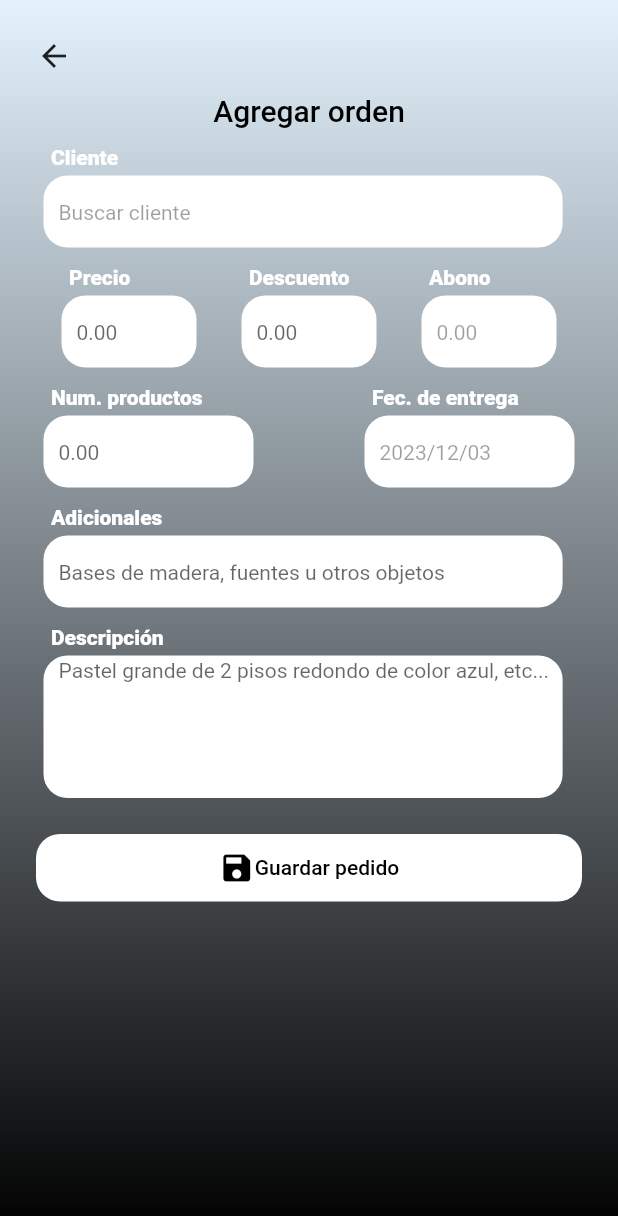
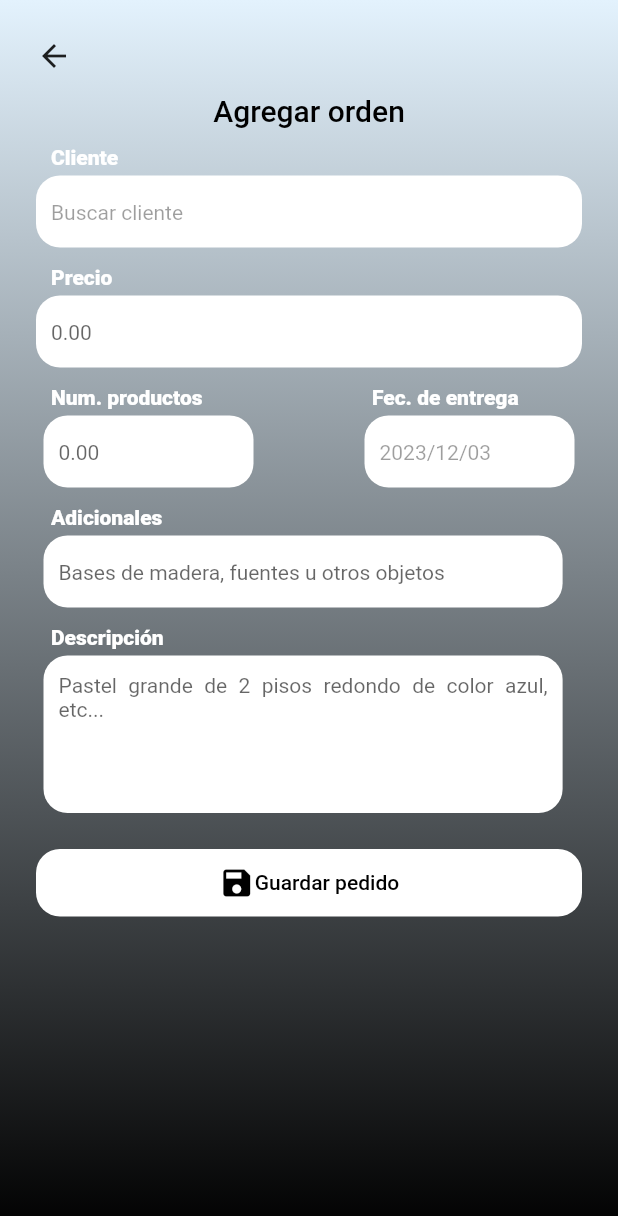
Before and after one commit to samuelsads/cakeshop-app, a Flutter app: the OrderNewPage screen opened directly, after a tap on "Guardar pedido", on a phone screen of 412 x 824 dp. Shown: the top 1216 px of the screen. Run offline on Flutter 3.47's test engine with Material 2 defaults, Android fonts, the phone set to English and light mode, and no system bars; our stand-ins replace animate_do, bloc, card_swiper, dio, equatable, flutter_bloc and 4 more; accounts and stored records are empty; network calls fail.

Commit message:
done clients, clients details, payments cards, payments

```diff
--- a/lib/presentation/screens/clients/client_page.dart
+++ b/lib/presentation/screens/clients/client_page.dart
@@ -221,10 +221,7 @@ class _ItemClient extends StatelessWidget {
                       context.select((ColorProvider value) => value.textColor)),
                 )),
             Container(
-                margin: const EdgeInsets.only(
-                    left: Margins.MARGIN_LEFT,
-                    right: Margins.MARING_RIGHT,
-                    top: 8),
+                margin: const EdgeInsets.only(top: 8),
                 child: Row(
                   mainAxisAlignment: MainAxisAlignment.center,
                   children: [
--- a/lib/presentation/screens/main_page.dart
+++ b/lib/presentation/screens/main_page.dart
@@ -75,7 +75,7 @@ class __NavigatorState extends State<_Navigator> {
         items: const [
           BottomNavigationBarItem(
               icon: Icon(Icons.check),
-              label: "Ordenes",
+              label: "Pedidos",
               backgroundColor: Colors.white),
           BottomNavigationBarItem(icon: Icon(Icons.people), label: "Clientes")
         ]);
--- a/lib/presentation/screens/orders/order_new_page.dart
+++ b/lib/presentation/screens/orders/order_new_page.dart
@@ -1,5 +1,6 @@
 import 'package:cakeshopapp/config/theme/boxdecoration_custom.dart';
 import 'package:cakeshopapp/config/theme/custom_styles.dart';
+import 'package:cakeshopapp/config/theme/margins.dart';
 import 'package:cakeshopapp/domain/entities/client.dart';
 import 'package:cakeshopapp/domain/entities/order.dart';
 import 'package:cakeshopapp/domain/entities/payment.dart';
@@ -30,14 +31,12 @@ class OrderNewPage extends StatefulWidget {
 }
 
 late TextEditingController priceController;
-late TextEditingController discountController;
 late TextEditingController advancedPaymentController;
 late TextEditingController numberOfProductController;
 late TextEditingController dateDeliveryController;
 late TextEditingController otherThingsController;
 late TextEditingController descriptionController;
 late TextEditingController clientController;
-late TextEditingController advancedPayment;
 late Client client;
 
 class _OrderNewPageState extends State<OrderNewPage> {
@@ -88,14 +87,12 @@ class _OrderNewPageState extends State<OrderNewPage> {
     });
 
     priceController = TextEditingController();
-    discountController = TextEditingController();
     advancedPaymentController = TextEditingController();
     numberOfProductController = TextEditingController();
     dateDeliveryController = TextEditingController();
     otherThingsController = TextEditingController();
     descriptionController = TextEditingController();
     clientController = TextEditingController();
-    advancedPayment = TextEditingController();
 
     editOrder();
   }
@@ -103,8 +100,7 @@ class _OrderNewPageState extends State<OrderNewPage> {
   void editOrder() {
     if (widget.update!) {
       priceController.text = (widget.orderUpd?.price ?? 0).toString();
-      discountController.text = (widget.orderUpd?.discount ?? 0).toString();
-      advancedPayment.text = (widget.orderUpd?.advancePayment ?? 0).toString();
+
       numberOfProductController.text =
           (widget.orderUpd?.totalProduct ?? 0).toString();
       dateDeliveryController.text = DateFormat('yyyy/MM/dd')
@@ -121,14 +117,12 @@ class _OrderNewPageState extends State<OrderNewPage> {
   @override
   void dispose() {
     priceController.dispose();
-    discountController.dispose();
     advancedPaymentController.dispose();
     numberOfProductController.dispose();
     dateDeliveryController.dispose();
     otherThingsController.dispose();
     descriptionController.dispose();
     clientController.dispose();
-    advancedPayment.dispose();
     super.dispose();
   }
 
@@ -172,46 +166,35 @@ class _OrderNewPageState extends State<OrderNewPage> {
                     mainAxisAlignment: MainAxisAlignment.spaceBetween,
                     crossAxisAlignment: CrossAxisAlignment.center,
                     children: [
-                      CustomTextFormField(
+                      Flexible(
+                        child: CustomTextFormField(
                             controller: clientController,
                             title: "Cliente",
                             hint: "Buscar cliente",
                             enabled: false,
-                          leftMargin: 24,
-                          rightMargin: 24,
-                          width: MediaQuery.of(context).size.width * 0.84,
+                            leftMargin: Margins.MARGIN_LEFT,
+                            rightMargin: Margins.MARING_RIGHT,
+                            width: MediaQuery.of(context).size.width,
                             onTap: _showSearch),
+                      ),
                     ],
                   ),
                 ),
                 Container(
                   margin: const EdgeInsets.only(top: 12),
+                  width: MediaQuery.of(context).size.width,
                   child: Row(
+                    mainAxisSize: MainAxisSize.min,
                     mainAxisAlignment: MainAxisAlignment.spaceEvenly,
                     children: [
-                      CustomTextFormField(
+                      Flexible(
+                        child: CustomTextFormField(
                             controller: priceController,
                             title: "Precio",
                             hint: "0.00",
-                          leftMargin: 24,
-                          rightMargin: 4,
-                          width: 90),
-                      CustomTextFormField(
-                          controller: discountController,
-                          title: "Descuento",
-                          hint: "0.00",
-                          leftMargin: 4,
-                          rightMargin: 4,
-                          width: 90),
-                      CustomTextFormField(
-                        controller: advancedPayment,
-                        enabled: false,
-                        title: "Abono",
-                        hint: "0.00",
-                        leftMargin: 4,
-                        rightMargin: 24,
-                        width: 90,
-                        onTap: () {},
+                            leftMargin: Margins.MARGIN_LEFT,
+                            rightMargin: Margins.MARING_RIGHT,
+                            width: MediaQuery.of(context).size.width),
                       ),
                     ],
                   ),
@@ -250,6 +233,7 @@ class _OrderNewPageState extends State<OrderNewPage> {
                     children: [
                       CustomTextFormField(
                           controller: otherThingsController,
+                          textInput: TextInputType.text,
                           title: "Adicionales",
                           hint: "Bases de madera, fuentes u otros objetos",
                           leftMargin: 24,
@@ -266,6 +250,7 @@ class _OrderNewPageState extends State<OrderNewPage> {
                     children: [
                       CustomTextFormField(
                         controller: descriptionController,
+                        textInput: TextInputType.text,
                         title: "Descripción",
                         hint:
                             "Pastel grande de 2 pisos redondo de color azul, etc...",
@@ -293,20 +278,14 @@ class _OrderNewPageState extends State<OrderNewPage> {
                             "price": priceController.text,
                             "description": descriptionController.text,
                             "order_delivery_date": dateDeliveryController.text,
-                            "discount": (discountController.text.isEmpty)
-                                ? "0.0"
-                                : discountController.text,
+                            "discount": 0.0,
                             "additional_things":
                                 (otherThingsController.text.isEmpty)
                                     ? ""
                                     : otherThingsController.text,
                             "paid": false,
                             "delivered": false,
-                            "advance_payment":
-                                (advancedPaymentController.text.isEmpty &&
-                                        !savePaymentNextSaveOrder)
-                                    ? 0.0
-                                    : advancedPaymentController.text,
+                            "advance_payment": 0.0,
                             "advance_payment_type": 1,
                             "total_products": numberOfProductController.text,
                           };
--- a/lib/presentation/screens/payments/payments_by_order_page.dart
+++ b/lib/presentation/screens/payments/payments_by_order_page.dart
@@ -35,7 +35,8 @@ class PaymentsByOrderPage extends StatelessWidget {
                 },
               ),
             ),
-            Container(
+            SafeArea(
+              child: Container(
                 width: MediaQuery.of(context).size.width,
                 color: Colors.transparent,
                 margin: const EdgeInsets.only(
@@ -71,6 +72,7 @@ class PaymentsByOrderPage extends StatelessWidget {
                           )),
                     ),
                   ],
+                ),
               ),
             ),
           ],
--- a/lib/presentation/widgets/global/custom_text_form_field.dart
+++ b/lib/presentation/widgets/global/custom_text_form_field.dart
@@ -54,10 +54,14 @@ class CustomTextFormField extends StatelessWidget {
                 enabled: enabled,
                 controller: controller,
                 keyboardType: textInput,
+                textAlign: TextAlign.justify,
                 maxLines: maxLines,
                 decoration: InputDecoration(
                     border: InputBorder.none,
-                    contentPadding: const EdgeInsets.only(left: 10),
+                    contentPadding: EdgeInsets.only(
+                        left: 10,
+                        top: ((maxLines ?? 0) > 1) ? 10 : 0,
+                        right: 10),
                     hintText: hint,
                     hintMaxLines: maxLines,
                     hintStyle: const TextStyle(fontSize: 14)),
--- a/lib/presentation/widgets/global/orders_slideshow.dart
+++ b/lib/presentation/widgets/global/orders_slideshow.dart
@@ -18,10 +18,14 @@ class OrdersSlideshow extends StatelessWidget {
   Widget build(BuildContext context) {
     return SizedBox(
       width: MediaQuery.of(context).size.width,
-      height: MediaQuery.of(context).size.height * 0.4,
+      height: MediaQuery.of(context).size.height * 0.45,
       child: Swiper(
         itemCount: data.length,
         viewportFraction: 0.8,
+        pagination: const SwiperPagination(
+            margin: EdgeInsets.only(top: 10),
+            builder: DotSwiperPaginationBuilder(
+                activeColor: Colors.white, color: Colors.black)),
         duration: 2000,
         scale: 0.9,
         autoplay: true,
```
Also changed, not shown: lib/presentation/screens/clients/client_details_page.dart (+12 -8 lines), lib/presentation/screens/clients/client_new_page.dart (+7 -0 lines), lib/presentation/screens/orders/order_page.dart (+20 -31 lines), 2 other files. Lines whose indentation alone changed are shown as unchanged.
